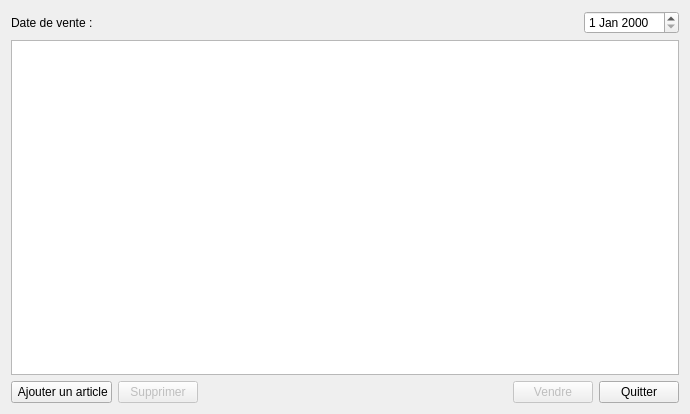
Before: the Qt Designer form views/ui/selling-form.ui in mono57/libsoft, drawn with Qt 5.
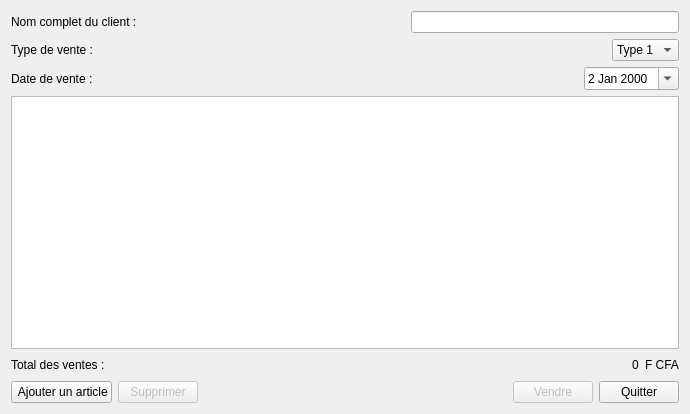
After: the same form once the commit is applied.

```diff
--- a/views/ui/selling-form.ui
+++ b/views/ui/selling-form.ui
@@ -16,6 +16,66 @@
   <layout class="QVBoxLayout" name="verticalLayout_2">
    <item>
     <layout class="QVBoxLayout" name="verticalLayout">
+     <item>
+      <layout class="QHBoxLayout" name="horizontalLayout">
+       <item>
+        <widget class="QLabel" name="label_2">
+         <property name="text">
+          <string>Nom complet du client :</string>
+         </property>
+        </widget>
+       </item>
+       <item>
+        <spacer name="horizontalSpacer_3">
+         <property name="orientation">
+          <enum>Qt::Horizontal</enum>
+         </property>
+         <property name="sizeHint" stdset="0">
+          <size>
+           <width>40</width>
+           <height>20</height>
+          </size>
+         </property>
+        </spacer>
+       </item>
+       <item>
+        <widget class="QLineEdit" name="lineEditClient"/>
+       </item>
+      </layout>
+     </item>
+     <item>
+      <layout class="QHBoxLayout" name="horizontalLayout_4">
+       <item>
+        <widget class="QLabel" name="label_3">
+         <property name="text">
+          <string>Type de vente :</string>
+         </property>
+        </widget>
+       </item>
+       <item>
+        <spacer name="horizontalSpacer_4">
+         <property name="orientation">
+          <enum>Qt::Horizontal</enum>
+         </property>
+         <property name="sizeHint" stdset="0">
+          <size>
+           <width>40</width>
+           <height>20</height>
+          </size>
+         </property>
+        </spacer>
+       </item>
+       <item>
+        <widget class="QComboBox" name="comboBoxSellingType">
+         <item>
+          <property name="text">
+           <string>Type 1</string>
+          </property>
+         </item>
+        </widget>
+       </item>
+      </layout>
+     </item>
      <item>
       <layout class="QHBoxLayout" name="horizontalLayout_2">
        <item>
@@ -39,12 +99,61 @@
         </spacer>
        </item>
        <item>
-        <widget class="QDateEdit" name="dateEdit"/>
+        <widget class="QDateEdit" name="dateEditSellingDate">
+         <property name="calendarPopup">
+          <bool>true</bool>
+         </property>
+         <property name="date">
+          <date>
+           <year>2000</year>
+           <month>1</month>
+           <day>2</day>
+          </date>
+         </property>
+        </widget>
        </item>
       </layout>
      </item>
      <item>
-      <widget class="QTableWidget" name="tableWidget"/>
+      <widget class="QTableView" name="tableView"/>
+     </item>
+     <item>
+      <layout class="QHBoxLayout" name="horizontalLayout_5">
+       <item>
+        <widget class="QLabel" name="label_5">
+         <property name="text">
+          <string>Total des ventes :</string>
+         </property>
+        </widget>
+       </item>
+       <item>
+        <spacer name="horizontalSpacer_5">
+         <property name="orientation">
+          <enum>Qt::Horizontal</enum>
+         </property>
+         <property name="sizeHint" stdset="0">
+          <size>
+           <width>40</width>
+           <height>20</height>
+          </size>
+         </property>
+        </spacer>
+       </item>
+       <item>
+        <widget class="QLabel" name="labelTotalSelling">
+         <property name="text">
+          <string>0</string>
+         </property>
+        </widget>
+       </item>
+       <item>
+        <widget class="QLabel" name="label_6">
+         <property name="text">
+          <string>F CFA</string>
+         </property>
+        </widget>
+       </item>
+      </layout>
      </item>
      <item>
       <layout class="QHBoxLayout" name="horizontalLayout_3">
```
Left out of the diff: 10 changed lines with no effect on the pictures.
